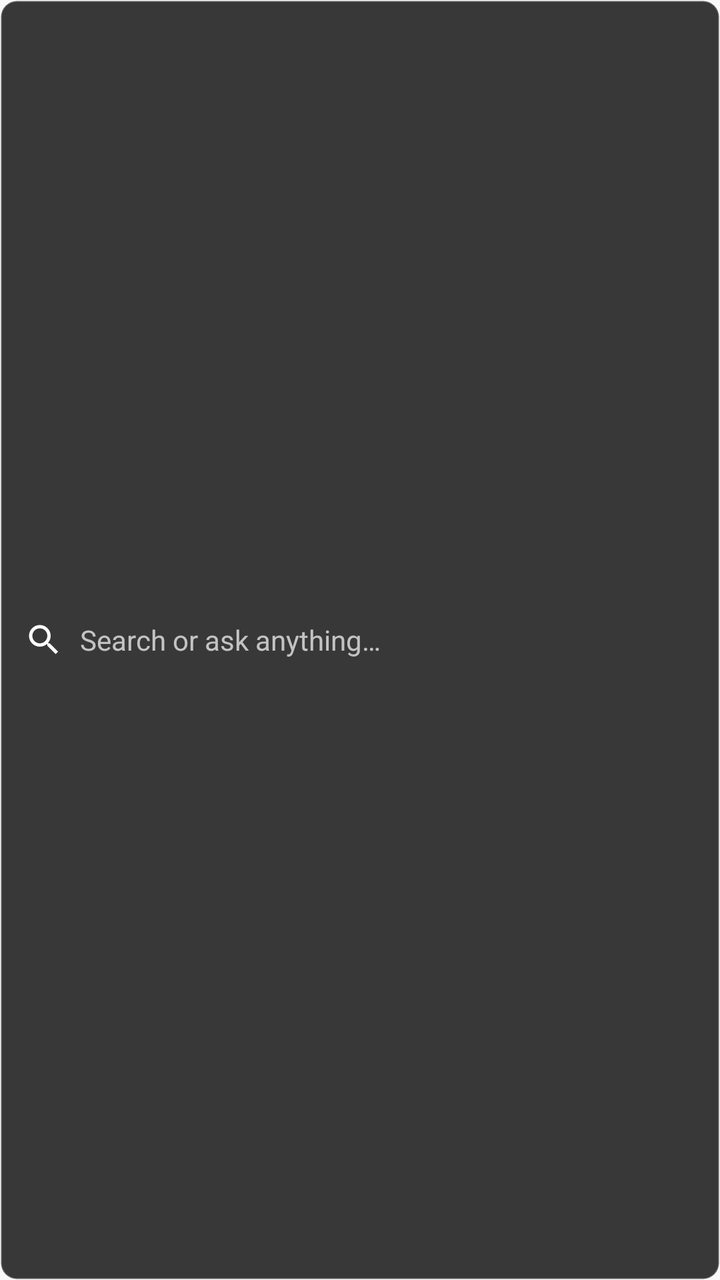
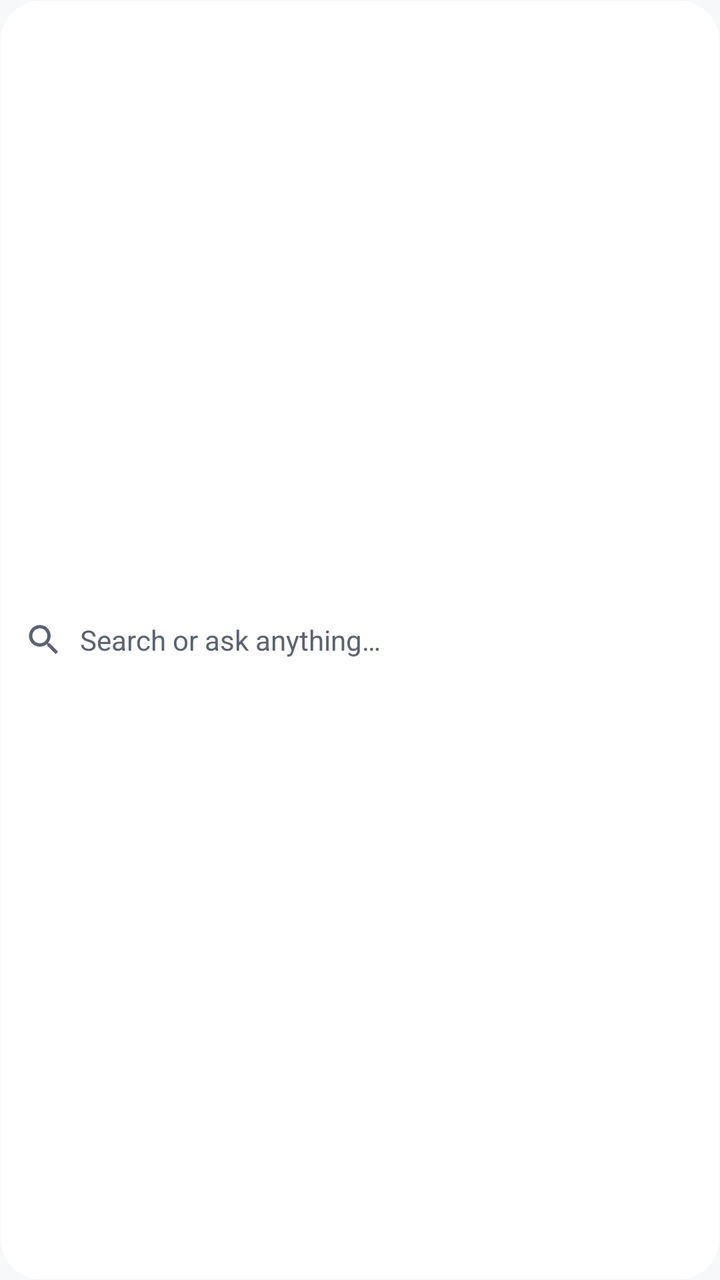

An Android layout rendered at two revisions. The XML below is the earlier revision; the diff shows what the commit changed to produce the second picture.
<!-- AndroidManifest.xml: application theme Theme.MyApplication -->
<!-- res/layout/widget_agent_1x4.xml -->
<?xml version="1.0" encoding="utf-8"?>
<LinearLayout xmlns:android="http://schemas.android.com/apk/res/android"
    android:id="@+id/widgetContainer"
    android:layout_width="match_parent"
    android:layout_height="match_parent"
    android:background="@drawable/widget_search_background"
    android:gravity="center_vertical"
    android:orientation="horizontal"
    android:padding="12dp">

    <ImageView
        android:layout_width="20dp"
        android:layout_height="20dp"
        android:src="@drawable/ic_search"
        android:contentDescription="@null" />

    <TextView
        android:layout_width="0dp"
        android:layout_height="wrap_content"
        android:layout_weight="1"
        android:layout_marginStart="8dp"
        android:text="@string/widget_search_hint"
        android:textColor="@color/white_70"
        android:textSize="@dimen/widget_text_size" />

</LinearLayout>
<!-- resources referenced by this layout -->
<resources>
  <color name="white_70">#B3FFFFFF</color>
  <dimen name="widget_text_size">14sp</dimen>
  <!-- drawable ic_search (drawable) -->
  <?xml version="1.0" encoding="utf-8"?>
  <vector xmlns:android="http://schemas.android.com/apk/res/android"
      android:width="24dp"
      android:height="24dp"
      android:viewportWidth="24"
      android:viewportHeight="24">
      <path
          android:fillColor="#FFFFFF"
          android:pathData="M15.5,14h-0.79l-0.28,-0.27C15.41,12.59 16,11.11 16,9.5 16,5.91 13.09,3 9.5,3S3,5.91 3,9.5 5.91,16 9.5,16c1.61,0 3.09,-0.59 4.23,-1.57l0.27,0.28v0.79l5,4.99L20.49,19l-4.99,-5zM9.5,14C7.01,14 5,11.99 5,9.5S7.01,5 9.5,5 14,7.01 14,9.5 11.99,14 9.5,14z"/>
  </vector>
  <!-- drawable widget_search_background (drawable) -->
  <?xml version="1.0" encoding="utf-8"?>
  <shape xmlns:android="http://schemas.android.com/apk/res/android"
      android:shape="rectangle">
      <solid android:color="#E01E1E1E" />
      <corners android:radius="8dp" />
      <stroke
          android:width="1dp"
          android:color="#33FFFFFF" />
  </shape>
  <string name="widget_search_hint">Search or ask anything…</string>
  <style name="Theme.MyApplication" parent="Theme.Material3.Light.NoActionBar">
          <item name="colorPrimary">@color/m3_primary</item>
          <item name="colorOnPrimary">@color/m3_on_primary</item>
          <item name="colorPrimaryContainer">@color/m3_primary_container</item>
          <item name="colorOnPrimaryContainer">@color/m3_on_primary_container</item>
          <item name="colorSecondary">@color/m3_secondary</item>
          <item name="colorOnSecondary">@color/m3_on_secondary</item>
          <item name="android:colorBackground">@color/m3_background</item>
          <item name="colorOnBackground">@color/m3_on_background</item>
          <item name="colorSurface">@color/m3_surface</item>
          <item name="colorOnSurface">@color/m3_on_surface</item>
          <item name="colorSurfaceVariant">@color/m3_surface_container</item>
          <item name="colorOnSurfaceVariant">@color/m3_on_surface_variant</item>
          <item name="colorSurfaceContainer">@color/m3_surface_container</item>
          <item name="colorSurfaceContainerHigh">@color/m3_surface_container_high</item>
          <item name="colorOutline">@color/m3_outline</item>
          <item name="colorOutlineVariant">@color/m3_outline_variant</item>
          <item name="colorError">@color/m3_error</item>
          <item name="success">@color/m3_success</item>
          <item name="warning">@color/m3_warning</item>
          <item name="colorCardBackground">@color/m3_surface</item>
          <item name="android:textColor">@color/m3_on_surface</item>
          <item name="android:windowLightStatusBar">true</item>
          <item name="android:windowBackground">@color/m3_background</item>
          <item name="android:statusBarColor">@color/m3_surface</item>
          <item name="android:navigationBarColor">@color/m3_surface</item>
      </style>
  <color name="m3_primary">#4C5FD5</color>
  <color name="m3_on_primary">#FFFFFF</color>
  <color name="m3_primary_container">#DDE2FF</color>
  <color name="m3_on_primary_container">#101A44</color>
  <color name="m3_secondary">#5A5F6B</color>
  <color name="m3_on_secondary">#FFFFFF</color>
  <color name="m3_background">#F7F8FA</color>
  <color name="m3_on_background">#171A1F</color>
  <color name="m3_surface">#FFFFFF</color>
  <color name="m3_on_surface">#171A1F</color>
  <color name="m3_surface_container">#F1F3F7</color>
  <color name="m3_on_surface_variant">#5B6270</color>
  <color name="m3_surface_container_high">#E9ECF2</color>
  <color name="m3_outline">#C6CBD4</color>
  <color name="m3_outline_variant">#E1E4EA</color>
  <color name="m3_error">#BA1A1A</color>
  <color name="m3_success">#1E8E5A</color>
  <color name="m3_warning">#B26A00</color>
</resources>

<!-- the commit's change to res/layout/widget_agent_1x4.xml (unified diff, before → after) -->
@@ -12,7 +12,8 @@
         android:layout_width="20dp"
         android:layout_height="20dp"
         android:src="@drawable/ic_search"
-        android:contentDescription="@null" />
+        android:contentDescription="@null"
+        android:tint="@color/m3_on_surface_variant" />
 
     <TextView
         android:layout_width="0dp"
@@ -20,7 +21,7 @@
         android:layout_weight="1"
         android:layout_marginStart="8dp"
         android:text="@string/widget_search_hint"
-        android:textColor="@color/white_70"
+        android:textColor="@color/m3_on_surface_variant"
         android:textSize="@dimen/widget_text_size" />
 
 </LinearLayout>
<!-- resource entries referenced after the edit -->
@@ -1,6 +1,5 @@
 <!-- resources referenced by this layout -->
 <resources>
-  <color name="white_70">#B3FFFFFF</color>
   <dimen name="widget_text_size">14sp</dimen>
   <!-- drawable ic_search (drawable) -->
   <?xml version="1.0" encoding="utf-8"?>
@@ -17,8 +16,8 @@
   <?xml version="1.0" encoding="utf-8"?>
   <shape xmlns:android="http://schemas.android.com/apk/res/android"
       android:shape="rectangle">
-      <solid android:color="#E01E1E1E" />
-      <corners android:radius="8dp" />
+      <solid android:color="@color/m3_surface" />
+      <corners android:radius="20dp" />
       <stroke
           android:width="1dp"
           android:color="#33FFFFFF" />
